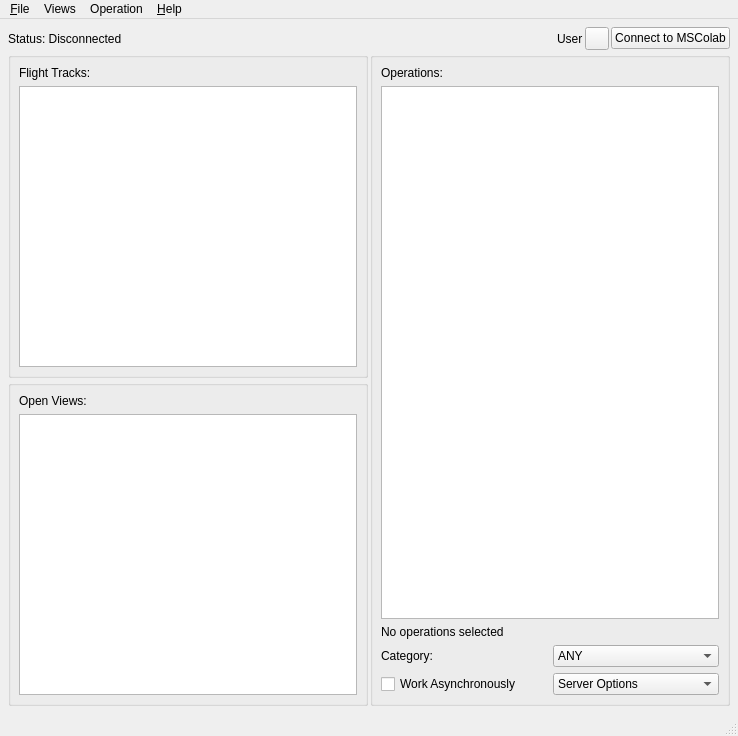
Before: the Qt Designer form mslib/msui/ui/ui_mainwindow.ui in Open-MSS/MSS, drawn with Qt 5.
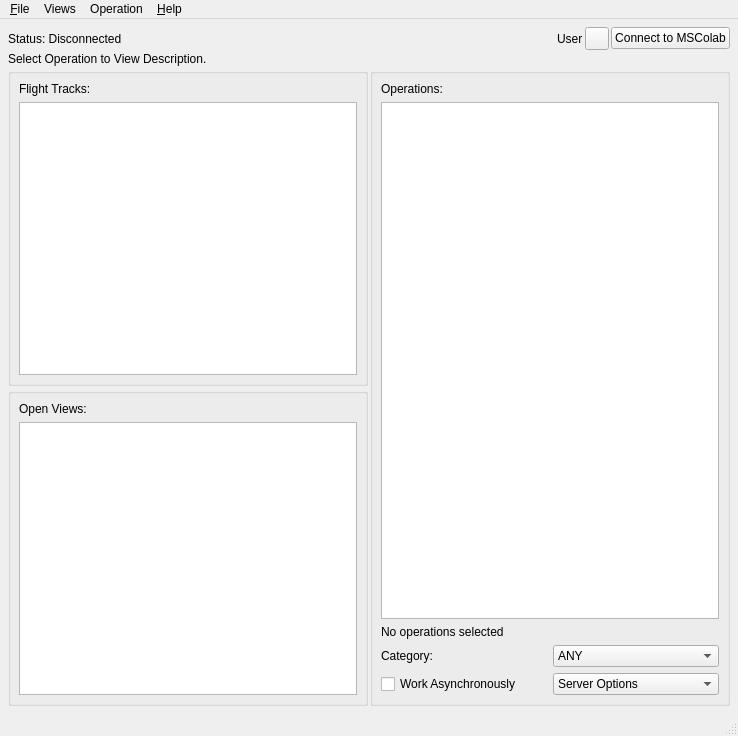
After: the same form once the commit is applied.

Commit message:
Show Operation Description Below Connected URL (#1284)
* operation_description_below_connected_url

* minor_fixes

* removed_extra_code_to_test_class

* show_long_operation_description

- Tooltip extended on "operation-list" by "double-click" line.
- make compatible to show long descriptions.

* fixed_flake8

* added_QMessageBox

* fixed_flake8

* comment_updated

Diff of the .ui file:
```diff
--- a/mslib/msui/ui/ui_mainwindow.ui
+++ b/mslib/msui/ui/ui_mainwindow.ui
@@ -20,7 +20,7 @@
    <string>Mission Support System</string>
   </property>
   <widget class="QWidget" name="centralwidget">
-   <layout class="QGridLayout" name="gridLayout" rowstretch="0,0,0" columnstretch="1,1">
+   <layout class="QGridLayout" name="gridLayout" rowstretch="0,0,0,0" columnstretch="1,1">
     <property name="leftMargin">
      <number>8</number>
     </property>
@@ -36,7 +36,7 @@
     <property name="spacing">
      <number>2</number>
     </property>
-    <item row="2" column="0">
+    <item row="3" column="0">
      <widget class="QGroupBox" name="openViewsGb">
       <layout class="QVBoxLayout" name="openViewsVL">
        <property name="leftMargin">
@@ -68,6 +68,43 @@
       </layout>
      </widget>
     </item>
+    <item row="2" column="0">
+     <widget class="QGroupBox" name="openFlightTracksGb">
+      <property name="title">
+       <string/>
+      </property>
+      <layout class="QVBoxLayout" name="verticalLayout">
+       <property name="leftMargin">
+        <number>8</number>
+       </property>
+       <property name="topMargin">
+        <number>8</number>
+       </property>
+       <property name="rightMargin">
+        <number>8</number>
+       </property>
+       <property name="bottomMargin">
+        <number>8</number>
+       </property>
+       <item>
+        <widget class="QLabel" name="openFlightTracksLabel">
+         <property name="text">
+          <string>Flight Tracks:</string>
+         </property>
+        </widget>
+       </item>
+       <item>
+        <widget class="QListWidget" name="listFlightTracks">
+         <property name="toolTip">
+          <string>List of open flight tracks.
+Double-click a flight track to activate it.
+Save a flight track to name it.</string>
+         </property>
+        </widget>
+       </item>
+      </layout>
+     </widget>
+    </item>
     <item row="0" column="0" colspan="2">
      <layout class="QHBoxLayout" name="userOptionsHL" stretch="1,0,0,0">
       <property name="leftMargin">
@@ -118,7 +155,7 @@
       </item>
      </layout>
     </item>
-    <item row="1" column="1" rowspan="2">
+    <item row="2" column="1" rowspan="2">
      <widget class="QGroupBox" name="openOperationsGb">
       <property name="title">
        <string/>
@@ -226,41 +263,11 @@
       </layout>
      </widget>
     </item>
-    <item row="1" column="0">
-     <widget class="QGroupBox" name="openFlightTracksGb">
-      <property name="title">
-       <string/>
+    <item row="1" column="0" colspan="2">
+     <widget class="QLabel" name="activeOperationDesc">
+      <property name="text">
+       <string>Select Operation to View Description.</string>
       </property>
-      <layout class="QVBoxLayout" name="verticalLayout">
-       <property name="leftMargin">
-        <number>8</number>
-       </property>
-       <property name="topMargin">
-        <number>8</number>
-       </property>
-       <property name="rightMargin">
-        <number>8</number>
-       </property>
-       <property name="bottomMargin">
-        <number>8</number>
-       </property>
-       <item>
-        <widget class="QLabel" name="openFlightTracksLabel">
-         <property name="text">
-          <string>Flight Tracks:</string>
-         </property>
-        </widget>
-       </item>
-       <item>
-        <widget class="QListWidget" name="listFlightTracks">
-         <property name="toolTip">
-          <string>List of open flight tracks.
-Double-click a flight track to activate it.
-Save a flight track to name it.</string>
-         </property>
-        </widget>
-       </item>
-      </layout>
      </widget>
     </item>
    </layout>
```
Left out of the diff: 11 changed lines with no effect on the pictures. The commit also changes 2 other files.
